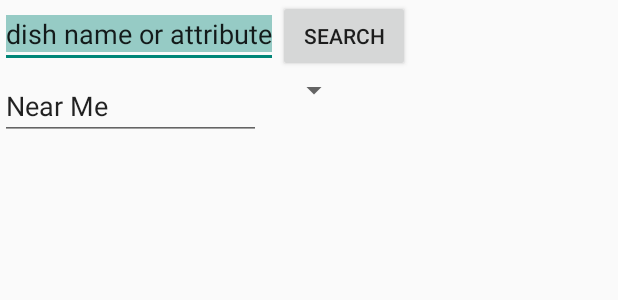
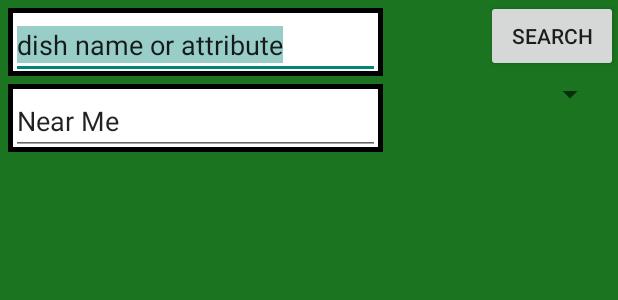
Before and after one commit to vishaldhiman/vc_android_native, an Android app: the layout activity_main_gridlayout.xml on its own in the app's theme, with its tools: preview values and no code run, on a phone screen of 412 x 824 dp. Shown: the top 300 px of the screen. Run offline under Robolectric (Android 15) with nearby library versions, the phone set to English and light mode, and no system bars.

Commit message:
Xiao's layout update

```diff
--- /dev/null
+++ b/app/src/main/res/drawable-xxhdpi/mydrawable.xml
@@ -0,0 +1,6 @@
+<?xml version="1.0" encoding="UTF-8" ?>
+<shape xmlns:android="http://schemas.android.com/apk/res/android">
+    <solid android:color="#ffffff" />
+    <stroke android:width="3dp" android:color="#000000" />
+    <padding android:left="2dp" android:top="2dp" android:right="2dp" android:bottom="2dp" />
+</shape>
--- a/app/src/main/res/layout/activity_main_gridlayout.xml
+++ b/app/src/main/res/layout/activity_main_gridlayout.xml
@@ -1,45 +1,70 @@
 <?xml version="1.0" encoding="utf-8"?>
-<GridLayout xmlns:android="http://schemas.android.com/apk/res/android"
-    android:layout_width="match_parent" android:layout_height="match_parent" android:layout_column="3">
+<LinearLayout xmlns:android="http://schemas.android.com/apk/res/android"
+    android:layout_width="match_parent" android:layout_height="match_parent">
 
+    <GridLayout
+        android:layout_width="match_parent"
+        android:layout_height="match_parent"
+        android:background="#ff1a7420"
+        android:columnCount="3">
 
+        <LinearLayout
+            android:layout_marginLeft="5dp"
+            android:layout_marginTop="5dp"
+            android:background="@drawable/mydrawable"
+            android:layout_width="250dp"
+            android:layout_height="45dp"
+            android:layout_row="0"
+            android:layout_column="0"
+            >
             <EditText
                 android:id="@+id/editText"
-        android:layout_row="0"
-        android:layout_column="0"
+                android:layout_width="match_parent"
+                android:layout_height="45dp"
+
                 android:selectAllOnFocus="true"
                 android:text="dish name or attribute"
-        android:layout_gravity="left" />
-
+                android:layout_gravity="left"
+                />
+        </LinearLayout>
+        <LinearLayout
+            android:layout_marginLeft="5dp"
+            android:layout_marginTop="5dp"
+            android:background="@drawable/mydrawable"
+            android:layout_width="250dp"
+            android:layout_height="45dp"
+            android:layout_row="1"
+            android:layout_column="0"
+            >
+            <EditText
+                android:id="@+id/editTextLocation"
+                android:layout_width="match_parent"
+                android:layout_height="45dp"
+                android:selectAllOnFocus="true"
+                android:text="Near Me      "/>
+        </LinearLayout>
         <Button
             android:layout_width="wrap_content"
             android:layout_height="wrap_content"
             android:text="Search"
             android:id="@+id/button"
             android:layout_row="0"
-        android:layout_column="1"
-        android:onClick="doSearch"
-        />
-
-    <EditText
-        android:id="@+id/editTextLocation"
-        android:layout_row="1"
-        android:layout_column="0"
-        android:selectAllOnFocus="true"
-        android:text="Near Me                     "
-        android:layout_gravity="left" />
-
+            android:layout_column="2"
+            android:onClick="doSearch" />
 
         <Spinner
-        android:layout_width="wrap_content"
+            android:layout_width="80dp"
             android:layout_height="wrap_content"
             android:id="@+id/spinner"
+            android:textStyle="bold"
             android:layout_row="1"
-        android:layout_column="1" />
+            android:layout_column="2" />
 
         <ListView
             android:id="@android:id/list"
+            android:background="#ff5cb85c"
             android:layout_columnSpan="3"
-        android:layout_row="2"
+            android:layout_row="3"
             android:layout_column="0" />
     </GridLayout>
+</LinearLayout>
--- a/app/src/main/res/values/strings.xml
+++ b/app/src/main/res/values/strings.xml
@@ -5,7 +5,6 @@
     <string name="hello_world">Hello world!</string>
     <string name="action_settings">Settings</string>
     <string name="myColor">#F5F5F5</string>
-    <string name="myBackgroundColor">#F5F525</string>
     <string-array name="radius_array">
         <item>0.5 mi</item>
         <item>1 mi</item>
```
Also changed, not shown: app/src/main/res/layout/list_activity.xml (+48 -4 lines), app/src/main/ic_launcher-web.png (added), app/src/main/res/drawable-hdpi/ic_launcher.png, app/src/main/res/drawable-mdpi/ic_launcher.png, app/src/main/res/drawable-xhdpi/ic_launcher.png, app/src/main/res/drawable-xxhdpi/ic_launcher.png. Lines whose indentation alone changed are shown as unchanged.
